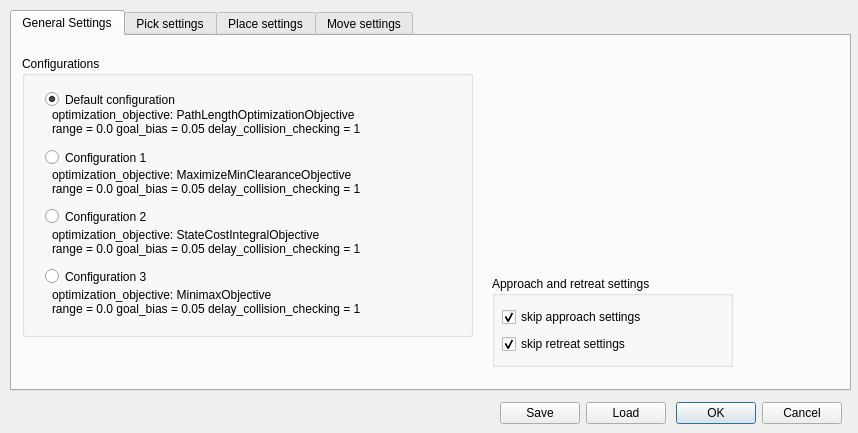
Old version of the form ui/rrtstardialog.ui in the repository JoaoQPereira/motion_manager.
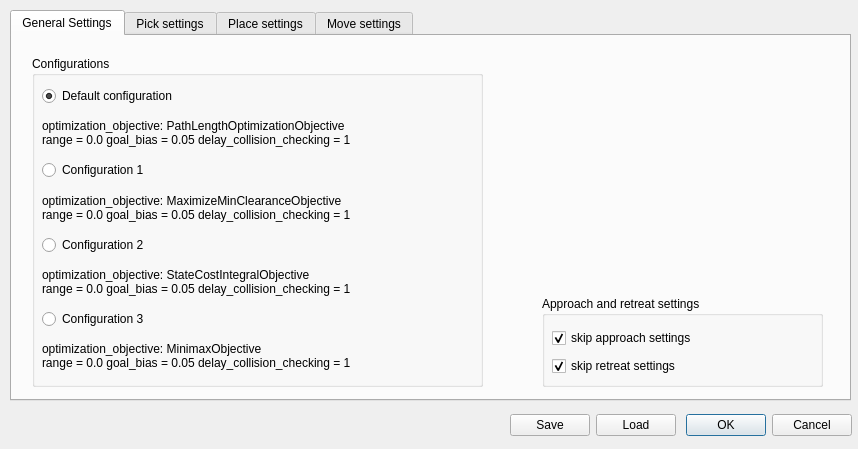
New version of the form. The open tabs and pages were chosen to show the change.

Commit message: Bug fixed in Append button and joints values display

Patch:
```diff
--- a/ui/rrtstardialog.ui
+++ b/ui/rrtstardialog.ui
@@ -7,7 +7,7 @@
     <x>0</x>
     <y>0</y>
     <width>858</width>
-    <height>433</height>
+    <height>449</height>
    </rect>
   </property>
   <property name="windowTitle">
@@ -19,7 +19,7 @@
      <x>10</x>
      <y>10</y>
      <width>841</width>
-     <height>381</height>
+     <height>391</height>
     </rect>
    </property>
    <property name="currentIndex">
@@ -32,133 +32,113 @@
     <widget class="QGroupBox" name="groupBox">
      <property name="geometry">
       <rect>
-       <x>10</x>
+       <x>20</x>
        <y>20</y>
        <width>451</width>
-       <height>281</height>
+       <height>331</height>
       </rect>
      </property>
      <property name="title">
       <string>Configurations</string>
      </property>
-     <widget class="QLabel" name="label_4">
+     <widget class="QWidget" name="">
       <property name="geometry">
        <rect>
-        <x>30</x>
-        <y>110</y>
-        <width>361</width>
-        <height>31</height>
+        <x>10</x>
+        <y>30</y>
+        <width>401</width>
+        <height>291</height>
        </rect>
       </property>
-      <property name="text">
-       <string>optimization_objective: MaximizeMinClearanceObjective 
+      <layout class="QVBoxLayout" name="verticalLayout_5">
+       <item>
+        <layout class="QVBoxLayout" name="verticalLayout_4">
+         <item>
+          <widget class="QRadioButton" name="radioButton_default">
+           <property name="text">
+            <string>Default configuration </string>
+           </property>
+           <property name="checked">
+            <bool>true</bool>
+           </property>
+          </widget>
+         </item>
+         <item>
+          <widget class="QLabel" name="label">
+           <property name="text">
+            <string>optimization_objective: PathLengthOptimizationObjective 
 range = 0.0 goal_bias = 0.05 delay_collision_checking = 1 </string>
-      </property>
-     </widget>
-     <widget class="QLabel" name="label_5">
-      <property name="geometry">
-       <rect>
-        <x>30</x>
-        <y>170</y>
-        <width>361</width>
-        <height>31</height>
-       </rect>
-      </property>
-      <property name="text">
-       <string>optimization_objective: StateCostIntegralObjective 
+           </property>
+          </widget>
+         </item>
+        </layout>
+       </item>
+       <item>
+        <layout class="QVBoxLayout" name="verticalLayout_3">
+         <item>
+          <widget class="QRadioButton" name="radioButton_1">
+           <property name="text">
+            <string>Configuration 1</string>
+           </property>
+          </widget>
+         </item>
+         <item>
+          <widget class="QLabel" name="label_4">
+           <property name="text">
+            <string>optimization_objective: MaximizeMinClearanceObjective 
 range = 0.0 goal_bias = 0.05 delay_collision_checking = 1 </string>
-      </property>
-     </widget>
-     <widget class="QRadioButton" name="radioButton_3">
-      <property name="geometry">
-       <rect>
-        <x>23</x>
-        <y>210</y>
-        <width>118</width>
-        <height>21</height>
-       </rect>
-      </property>
-      <property name="text">
-       <string>Configuration 3</string>
-      </property>
-     </widget>
-     <widget class="QLabel" name="label_6">
-      <property name="geometry">
-       <rect>
-        <x>30</x>
-        <y>230</y>
-        <width>361</width>
-        <height>31</height>
-       </rect>
-      </property>
-      <property name="text">
-       <string>optimization_objective: MinimaxObjective 
+           </property>
+          </widget>
+         </item>
+        </layout>
+       </item>
+       <item>
+        <layout class="QVBoxLayout" name="verticalLayout_2">
+         <item>
+          <widget class="QRadioButton" name="radioButton_2">
+           <property name="text">
+            <string>Configuration 2</string>
+           </property>
+          </widget>
+         </item>
+         <item>
+          <widget class="QLabel" name="label_5">
+           <property name="text">
+            <string>optimization_objective: StateCostIntegralObjective 
 range = 0.0 goal_bias = 0.05 delay_collision_checking = 1 </string>
-      </property>
-     </widget>
-     <widget class="QRadioButton" name="radioButton_default">
-      <property name="geometry">
-       <rect>
-        <x>23</x>
-        <y>33</y>
-        <width>156</width>
-        <height>21</height>
-       </rect>
-      </property>
-      <property name="text">
-       <string>Default configuration </string>
-      </property>
-      <property name="checked">
-       <bool>true</bool>
-      </property>
-     </widget>
-     <widget class="QLabel" name="label">
-      <property name="geometry">
-       <rect>
-        <x>30</x>
-        <y>50</y>
-        <width>361</width>
-        <height>31</height>
-       </rect>
-      </property>
-      <property name="text">
-       <string>optimization_objective: PathLengthOptimizationObjective 
+           </property>
+          </widget>
+         </item>
+        </layout>
+       </item>
+       <item>
+        <layout class="QVBoxLayout" name="verticalLayout">
+         <item>
+          <widget class="QRadioButton" name="radioButton_3">
+           <property name="text">
+            <string>Configuration 3</string>
+           </property>
+          </widget>
+         </item>
+         <item>
+          <widget class="QLabel" name="label_6">
+           <property name="text">
+            <string>optimization_objective: MinimaxObjective 
 range = 0.0 goal_bias = 0.05 delay_collision_checking = 1 </string>
-      </property>
-     </widget>
-     <widget class="QRadioButton" name="radioButton_1">
-      <property name="geometry">
-       <rect>
-        <x>23</x>
-        <y>91</y>
-        <width>118</width>
-        <height>21</height>
-       </rect>
-      </property>
-      <property name="text">
-       <string>Configuration 1</string>
-      </property>
-     </widget>
-     <widget class="QRadioButton" name="radioButton_2">
-      <property name="geometry">
-       <rect>
-        <x>23</x>
-        <y>150</y>
-        <width>118</width>
-        <height>21</height>
-       </rect>
-      </property>
-      <property name="text">
-       <string>Configuration 2</string>
-      </property>
+           </property>
+          </widget>
+         </item>
+        </layout>
+       </item>
+      </layout>
      </widget>
     </widget>
     <widget class="QGroupBox" name="groupBox_constraints_2">
      <property name="geometry">
       <rect>
-       <x>480</x>
-       <y>240</y>
-       <width>241</width>
+       <x>530</x>
+       <y>260</y>
+       <width>281</width>
        <height>91</height>
       </rect>
      </property>
@@ -170,8 +150,8 @@
        <rect>
         <x>10</x>
         <y>30</y>
-        <width>171</width>
-        <height>50</height>
+        <width>180</width>
+        <height>54</height>
        </rect>
       </property>
       <layout class="QVBoxLayout" name="verticalLayout_26">
@@ -1503,10 +1483,10 @@
   <widget class="QWidget" name="layoutWidget">
    <property name="geometry">
     <rect>
-     <x>500</x>
-     <y>400</y>
+     <x>510</x>
+     <y>410</y>
      <width>342</width>
-     <height>27</height>
+     <height>31</height>
     </rect>
    </property>
    <layout class="QHBoxLayout" name="horizontalLayout_5">
```
Left out of the diff: 104 changed lines with no effect on the pictures. The commit also changes 28 other files.
